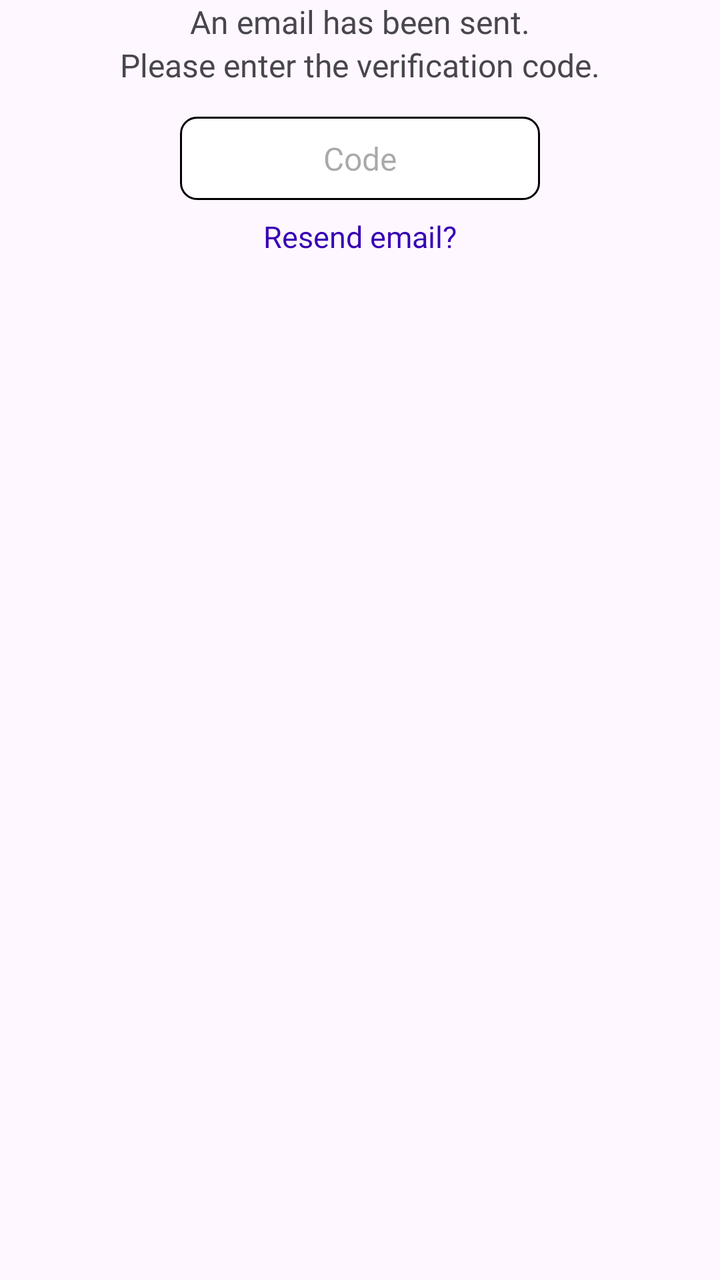
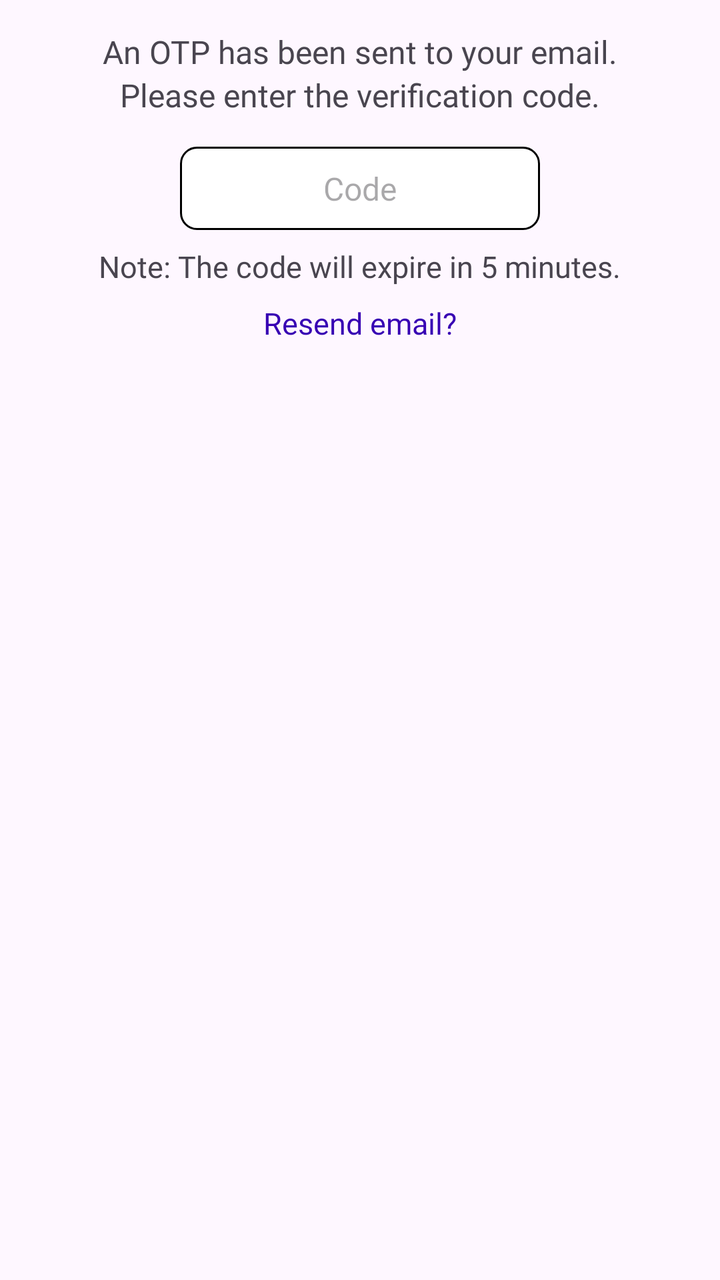

Two renders of the same Android screen: before a commit and after it. Below are the layout's source before the change and the commit's diff.
<!-- AndroidManifest.xml: application theme Theme.Cuoi -->
<!-- res/layout/email_verification.xml -->
<?xml version="1.0" encoding="utf-8"?>
<LinearLayout xmlns:android="http://schemas.android.com/apk/res/android"
    android:layout_width="match_parent"
    android:layout_height="match_parent"
    android:orientation="vertical"
    >

    <TextView
        android:layout_gravity="center_horizontal"
        android:layout_width="wrap_content"
        android:layout_height="wrap_content"
        android:text="An email has been sent."
        android:fontFamily="@font/roboto_bold"
        android:textSize="16sp" />

    <TextView
        android:layout_width="wrap_content"
        android:layout_height="wrap_content"
        android:layout_gravity="center_horizontal"
        android:text="Please enter the verification code."
        android:fontFamily="@font/roboto_bold"
        android:textSize="16sp" />

    <EditText
        android:layout_width="180dp"
        android:layout_height="wrap_content"
        android:layout_gravity="center_horizontal"
        android:hint="Code"
        android:fontFamily="@font/roboto_medium"
        android:textSize="16sp"
        android:layout_marginTop="15dp"
        android:gravity="center"
        android:padding="10dp"
        android:background="@drawable/border"
        android:id="@+id/codeInput" />

    <TextView
        android:layout_width="wrap_content"
        android:layout_height="wrap_content"
        android:text="Resend email?"
        android:fontFamily="@font/sfheavy"
        android:id="@+id/resendEmailButton"
        android:textSize="15sp"
        android:layout_gravity="center_horizontal"
        android:layout_marginTop="8dp"
        android:textColor="@color/purple_700"/>

</LinearLayout>
<!-- resources referenced by this layout -->
<resources>
  <color name="purple_700">#FF3700B3</color>
  <!-- drawable border (drawable) -->
  <shape xmlns:tools="http://schemas.android.com/tools"
      xmlns:android="http://schemas.android.com/apk/res/android"
      tools:ignore="ExtraText">
      <solid android:color="@color/white" />
      <stroke
          android:color="#000000"
          android:width="1dp" />
      <corners android:radius="8dp" />
  </shape>
  <style name="Theme.Cuoi" parent="Base.Theme.Cuoi" />
  <color name="white">#FFFFFFFF</color>
  <style name="Base.Theme.Cuoi" parent="Theme.Material3.DayNight.NoActionBar">
          
          <item name="colorPrimary">@color/grey</item>
          <item name="colorPrimaryVariant">@color/teal_200</item>
          <item name="android:statusBarColor">@color/teal_700</item>
          
      </style>
  <color name="grey">#808080</color>
  <color name="teal_200">#FF03DAC5</color>
  <color name="teal_700">#FF018786</color>
</resources>

<!-- the commit's change to res/layout/email_verification.xml (unified diff, before → after) -->
@@ -9,7 +9,8 @@
         android:layout_gravity="center_horizontal"
         android:layout_width="wrap_content"
         android:layout_height="wrap_content"
-        android:text="An email has been sent."
+        android:layout_marginTop="15dp"
+        android:text="An OTP has been sent to your email."
         android:fontFamily="@font/roboto_bold"
         android:textSize="16sp" />
 
@@ -37,6 +38,15 @@
     <TextView
         android:layout_width="wrap_content"
         android:layout_height="wrap_content"
+        android:layout_gravity="center_horizontal"
+        android:layout_marginTop="8dp"
+        android:text="Note: The code will expire in 5 minutes."
+        android:fontFamily="@font/roboto_bold"
+        android:textSize="15sp" />
+
+    <TextView
+        android:layout_width="wrap_content"
+        android:layout_height="wrap_content"
         android:text="Resend email?"
         android:fontFamily="@font/sfheavy"
         android:id="@+id/resendEmailButton"
